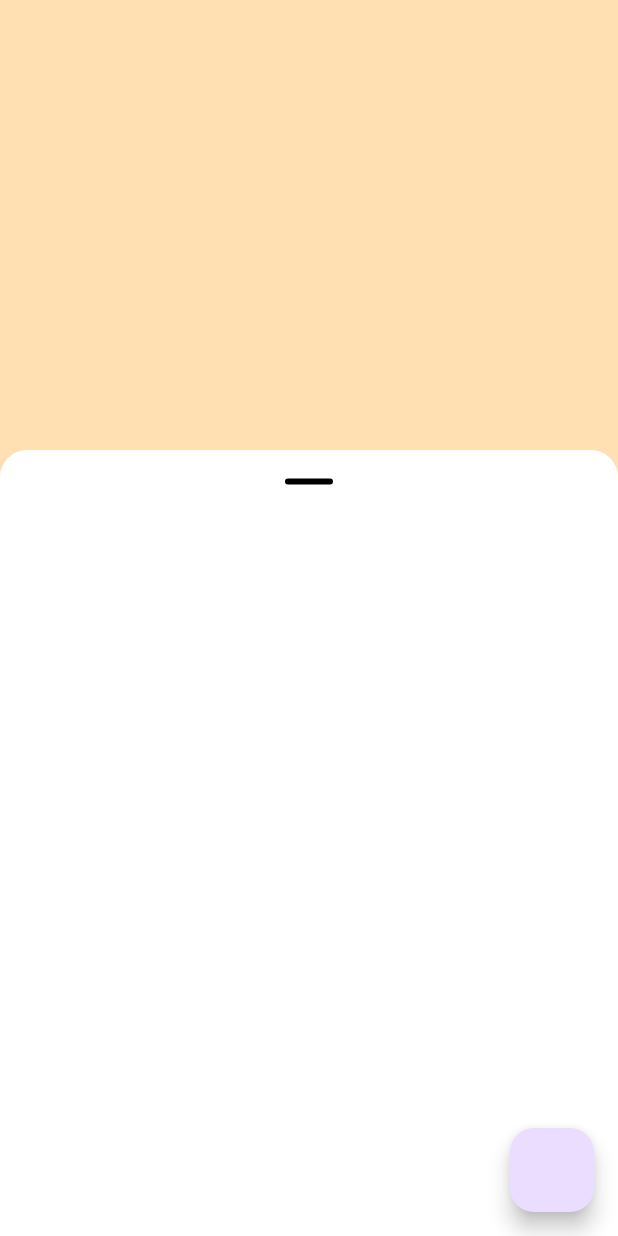
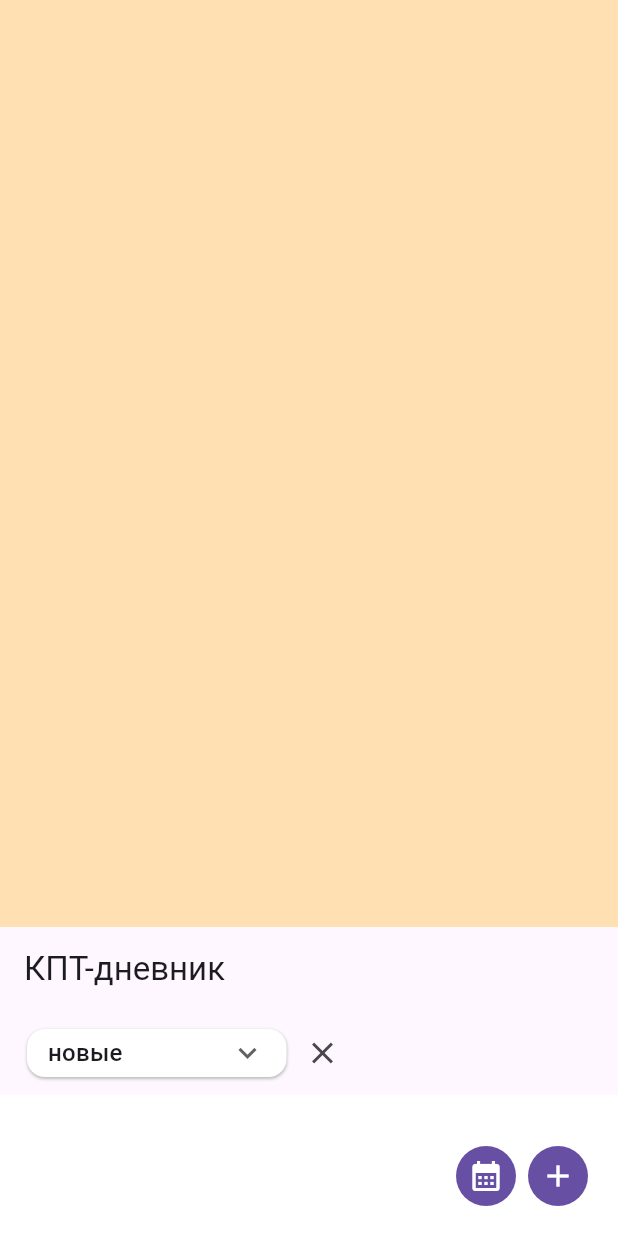
Before and after one commit to kabakov-vladislav-zg/cbt_flutter, a Flutter app: the screen it shows after launch, on a phone screen of 412 x 824 dp. Run offline on Flutter 3.47's test engine with Material 3 defaults, Android fonts, the phone set to English and light mode, and no system bars; our stand-ins replace easy_debounce, equatable, flutter_bloc, gap, get_it, go_router and 4 more; missing offline and left inert: control_style; accounts and stored records are empty; generated files the repository leaves out were written again.

Commit message:
feat: CbtNotesOverview filter

```diff
--- /dev/null
+++ b/lib/core/common/layouts/exercise_overview_layout.dart
@@ -0,0 +1,80 @@
+import 'package:flutter/material.dart';
+
+class ExerciseOverviewLayout extends StatefulWidget {
+  const ExerciseOverviewLayout({
+    super.key,
+    required this.onboarding,
+    this.slivers = const <Widget>[],
+  });
+
+  final Widget onboarding;
+
+  final List<Widget> slivers;
+
+  @override
+  State<ExerciseOverviewLayout> createState() => _ExerciseOverviewLayoutState();
+}
+
+class _ExerciseOverviewLayoutState extends State<ExerciseOverviewLayout> {
+
+  late final DraggableScrollableController _draggableScrollableController;
+
+  @override
+  void initState() {
+    _draggableScrollableController = DraggableScrollableController();
+    _draggableScrollableController.addListener(() {
+      if (_draggableScrollableController.size == 1) {
+        print('1');
+      }
+    });
+    super.initState();
+  }
+
+  @override
+  void dispose() {
+    _draggableScrollableController.dispose();
+    super.dispose();
+  }
+
+  double get _minChildSize => 0.25;
+
+  @override
+  Widget build(BuildContext context) {
+    return Stack(
+      children: [
+        Container(
+          height: double.infinity,
+          color: Colors.orange.shade100,
+          child: SafeArea(child: widget.onboarding)
+        ),
+        DraggableScrollableSheet(
+          initialChildSize: _minChildSize,
+          minChildSize: _minChildSize,
+          maxChildSize: 1,
+          snap: true,
+          controller: _draggableScrollableController,
+          builder: (context, scrollController) {
+            return Container(
+              decoration: const BoxDecoration(
+                color: Colors.white,
+                borderRadius: BorderRadius.vertical(top: Radius.circular(18)),
+              ),
+              child: Column(
+                children: [
+                  Expanded(
+                    child: SafeArea(
+                      child: CustomScrollView(
+                        controller: scrollController,
+                        slivers: widget.slivers,
+                      ),
+                    ),
+                  ),
+                ],
+              ),
+            );
+          },
+        ),
+      ]
+    );
+  }
+}
--- a/lib/core/entities/cbt_notes_filter.dart
+++ b/lib/core/entities/cbt_notes_filter.dart
@@ -19,12 +19,12 @@ class CbtNotesFilter extends Equatable {
   final String? corruption;
 
   CbtNotesFilter copyWithGetter({
-    ValueGetter<String>? uuid,
-    ValueGetter<bool>? isCompleted,
-    ValueGetter<DateTime>? dateFrom,
-    ValueGetter<DateTime>? dateTo,
-    ValueGetter<String>? emotion,
-    ValueGetter<String>? corruption,
+    ValueGetter<String?>? uuid,
+    ValueGetter<bool?>? isCompleted,
+    ValueGetter<DateTime?>? dateFrom,
+    ValueGetter<DateTime?>? dateTo,
+    ValueGetter<String?>? emotion,
+    ValueGetter<String?>? corruption,
   }) {
     return CbtNotesFilter(
       uuid: uuid != null ? uuid() : this.uuid,
--- a/lib/src/cbt_notes/presentation/cbt_notes_overview/bloc/cbt_notes_overview_cubit.dart
+++ b/lib/src/cbt_notes/presentation/cbt_notes_overview/bloc/cbt_notes_overview_cubit.dart
@@ -76,7 +76,7 @@ class CbtNotesOverviewCubit extends Cubit<CbtNotesOverviewState> {
   }
 
   Future<void> setFilter({
-    ValueGetter<bool>? isCompleted,
+    ValueGetter<bool?>? isCompleted,
     ValueGetter<String>? emotion,
     ValueGetter<String>? corruption,
   }) async {
--- a/lib/src/cbt_notes/presentation/cbt_notes_overview/views/cbt_notes_overview_page.dart
+++ b/lib/src/cbt_notes/presentation/cbt_notes_overview/views/cbt_notes_overview_page.dart
@@ -1,11 +1,11 @@
+import 'package:cbt_flutter/core/common/layouts/exercise_overview_layout.dart';
 import 'package:cbt_flutter/core/di/sl.dart';
 import 'package:flutter/material.dart';
 import 'package:flutter_bloc/flutter_bloc.dart';
 import 'package:go_router/go_router.dart';
-import 'package:ui/ui.dart';
 
 import '../bloc/cbt_notes_overview_cubit.dart';
-import '../widgets/cbt_notes_filter.dart';
+import '../widgets/cbt_notes_filter_list.dart';
 import '../widgets/sliver_cbt_notes_overview.dart';
 import '../../cbt_note_edit/views/cbt_note_edit_page.dart';
 
@@ -17,9 +17,8 @@ class CbtNotesOverviewPage extends StatelessWidget {
   @override
   Widget build(BuildContext context) {
     return BlocProvider(
-      create: (context)
-        => getIt.get<CbtNotesOverviewCubit>()
-          ..subscriptionRequested(),
+      create: (context) =>
+          getIt.get<CbtNotesOverviewCubit>()..subscriptionRequested(),
       child: const CbtNotesOverview(),
     );
   }
@@ -35,29 +34,67 @@ class CbtNotesOverview extends StatefulWidget {
 class _CbtNotesOverviewState extends State<CbtNotesOverview> {
   void _addCbtNote() async {
     final router = GoRouter.of(context);
-    final cbtNote = await context
-      .read<CbtNotesOverviewCubit>()
-      .addNote();
+    final cbtNote = await context.read<CbtNotesOverviewCubit>().addNote();
     router.goNamed(
       CbtNoteEditPage.routeName,
       extra: cbtNote,
     );
   }
 
+  void _toggleFilterType(FilterType filterType) async {
+    await context
+      .read<CbtNotesOverviewCubit>()
+      .setFilterType(filterType);
+  }
+
   @override
   Widget build(BuildContext context) {
+    return BlocSelector<CbtNotesOverviewCubit, CbtNotesOverviewState, FilterType>(
+      selector: (state) => state.filterType,
+      builder: (context, filterType) {
+        FilterType nextFilterType;
+        IconData icon;
+        switch (filterType) {
+          case FilterType.calendar:
+            nextFilterType = FilterType.list;
+            icon = Icons.list;
+            break;
+          default:
+            nextFilterType = FilterType.calendar;
+            icon = Icons.calendar_month;
+        }
         return Scaffold(
-      backgroundColor: Colors.orange.shade100,
-      body: const UIDraggableScrollableSheet(
-        height: 300,
-        heading: CbtNotesFilter(),
-        slivers: [
+          body: ExerciseOverviewLayout(
+            onboarding: Container(),
+            slivers: const [
+              SliverAppBar(
+                title: Text('КПТ-дневник'),
+              ),
+              CbtNotesFilterList(),
               SliverCbtNotesOverview(),
             ],
           ),
-      floatingActionButton: FloatingActionButton(
+          floatingActionButtonLocation:
+            FloatingActionButtonLocation.centerFloat,
+          floatingActionButton: Padding(
+            padding: const EdgeInsets.symmetric(horizontal: 16),
+            child: Row(
+              mainAxisAlignment: MainAxisAlignment.end,
+              children: [
+                IconButton.filled(
+                  icon: Icon(icon),
+                  onPressed: ()
+                    => _toggleFilterType(nextFilterType),
+                ),
+                IconButton.filled(
+                  icon: const Icon(Icons.add),
                   onPressed: _addCbtNote,
                 ),
+              ],
+            ),
+          ),
+        );
+      },
     );
   }
 }
--- a/lib/src/cbt_notes/presentation/cbt_notes_overview/widgets/cbt_notes_filter.dart
+++ /dev/null
@@ -1,11 +0,0 @@
-import 'package:flutter/widgets.dart';
-
-class CbtNotesFilter extends StatelessWidget {
-  const CbtNotesFilter({super.key});
-  @override
-  Widget build(BuildContext context) {
-    return Container(
-      height: 200,
-    );
-  }
-}
--- /dev/null
+++ b/lib/src/cbt_notes/presentation/cbt_notes_overview/widgets/cbt_notes_filter_list.dart
@@ -0,0 +1,52 @@
+import 'package:cbt_flutter/core/entities/cbt_notes_filter.dart';
+import 'package:flutter/material.dart';
+import 'package:flutter_bloc/flutter_bloc.dart';
+import 'package:ui/ui.dart';
+
+import '../bloc/cbt_notes_overview_cubit.dart';
+
+class CbtNotesFilterList extends StatelessWidget {
+  const CbtNotesFilterList({super.key});
+
+  @override
+  Widget build(BuildContext context) {
+    return SliverAppBar(
+      automaticallyImplyLeading: false,
+      floating: true,
+      flexibleSpace: FlexibleSpaceBar(
+        background: Container(
+          padding: const EdgeInsets.symmetric(horizontal: 18),
+          child: ListView(scrollDirection: Axis.horizontal, children: [
+            Center(
+              child: BlocSelector<CbtNotesOverviewCubit, CbtNotesOverviewState, CbtNotesFilter>(
+                selector: (state) => state.listFilter,
+                builder: (context, filter) {
+                  return Wrap(
+                    crossAxisAlignment: WrapCrossAlignment.center,
+                    spacing: 16,
+                    children: [
+                      UIDropdownButton<bool>(
+                        value: filter.isCompleted,
+                        clearable: true,
+                        hintText: 'статус',
+                        items: const [
+                          (false, 'новые'),
+                          (true, 'проработанные'),
+                        ],
+                        onChanged: (bool? value) {
+                          context
+                            .read<CbtNotesOverviewCubit>()
+                            .setFilter(isCompleted: () => value);
+                        },
+                      )
+                    ],
+                  );
+                },
+              ),
+            ),
+          ]),
+        ),
+      ),
+    );
+  }
+}
--- a/packages/ui/lib/src/ui_draggable_scrollable_sheet.dart
+++ /dev/null
@@ -1,121 +0,0 @@
-import 'package:flutter/material.dart';
-
-class UIDraggableScrollableSheet extends StatefulWidget {
-  const UIDraggableScrollableSheet({
-    super.key,
-    this.height = 300,
-    this.heading,
-    this.slivers = const <Widget>[],
-  });
-
-  final double height;
-
-  final Widget? heading;
-
-  final List<Widget> slivers;
-
-  @override
-  State<UIDraggableScrollableSheet> createState() => _UIDraggableScrollableSheetState();
-}
-
-class _UIDraggableScrollableSheetState extends State<UIDraggableScrollableSheet> {
-
-  late final DraggableScrollableController _draggableScrollableController;
-
-  @override
-  void initState() {
-    _draggableScrollableController = DraggableScrollableController();
-    super.initState();
-  }
-
-  @override
-  void dispose() {
-    _draggableScrollableController.dispose();
-    super.dispose();
-  }
-
-  void _onVerticalDragUpdate(DragUpdateDetails details) {
-    double sheetPosition = _draggableScrollableController.size;
-    sheetPosition -= details.delta.dy / 800;
-    if (sheetPosition < 0.25) {
-      sheetPosition = 0.25;
-    }
-    if (sheetPosition > 1.0) {
-      sheetPosition = 1.0;
-    }
-    _draggableScrollableController.jumpTo(sheetPosition);
-  }
-
-  @override
-  Widget build(BuildContext context) {
-    final minChildSize = 1 - widget.height / MediaQuery.of(context).size.height;
-
-    return SafeArea(
-      child: Stack(
-        children: [
-          SizedBox(
-            height: widget.height,
-            child: widget.heading,
-          ),
-          DraggableScrollableSheet(
-            initialChildSize: minChildSize,
-            minChildSize: minChildSize,
-            maxChildSize: 1,
-            controller: _draggableScrollableController,
-            builder: (context, scrollController) {
-              return Container(
-                decoration: const BoxDecoration(
-                  color: Colors.white,
-                  borderRadius: BorderRadius.vertical(top: Radius.circular(18)),
-                ),
-                child: Column(
-                  children: [
-                    _Grabber(
-                      onVerticalDragUpdate: _onVerticalDragUpdate,
-                    ),
-                    Expanded(
-                      child: CustomScrollView(
-                        controller: scrollController,
-                        slivers: widget.slivers,
-                      ),
-                    ),
-                  ],
-                ),
-              );
-            },
-          ),
-        ]
-      ),
-    );
-  }
-}
-
-class _Grabber extends StatelessWidget {
-  const _Grabber({
-    required this.onVerticalDragUpdate,
-  });
-
-  final ValueChanged<DragUpdateDetails> onVerticalDragUpdate;
-
-  @override
-  Widget build(BuildContext context) {
-    return GestureDetector(
-      onVerticalDragUpdate: onVerticalDragUpdate,
-      child: Container(
-        width: double.infinity,
-        color: Colors.transparent,
-        height: 42,
-        child: Center(
-          child: Container(
-            width: 32.0,
-            height: 4.0,
-            decoration: BoxDecoration(
-              color: Colors.black,
-              borderRadius: BorderRadius.circular(8.0),
-            ),
-          ),
-        ),
-      ),
-    );
-  }
-}
--- /dev/null
+++ b/packages/ui/lib/src/ui_dropdown_button.dart
@@ -0,0 +1,84 @@
+import 'package:flutter/material.dart';
+
+class UIDropdownButton<T> extends StatefulWidget {
+  const UIDropdownButton({
+    super.key,
+    this.value,
+    this.onChanged,
+    this.onTap,
+    this.hintText,
+    this.clearable = false,
+    this.items = const [],
+  });
+
+  final T? value;
+  final ValueChanged<T?>? onChanged;
+  final VoidCallback? onTap;
+  final bool clearable;
+  final String? hintText;
+  final List<(T?, String)> items;
+
+  @override
+  State<UIDropdownButton<T>> createState() => _UIDropdownButtonState<T>();
+}
+
+class _UIDropdownButtonState<T> extends State<UIDropdownButton<T>> {
+
+  @override
+  Widget build(BuildContext context) {
+    Widget result = DropdownButton<T>(
+      value: widget.value,
+      underline: const SizedBox(),
+      isDense: true,
+      padding: const EdgeInsets.symmetric(horizontal: 14, vertical: 4),
+      borderRadius: const BorderRadius.all(Radius.circular(12)),
+      icon: widget.onTap != null
+        ? const SizedBox()
+        : const Icon(Icons.keyboard_arrow_down),
+      onChanged: widget.onChanged,
+      hint: widget.hintText != null
+        ? Text(widget.hintText!)
+        : null,
+      items: [
+        for (final item in widget.items)
+          DropdownMenuItem(
+            value: item.$1,
+            child: Text(item.$2),
+          ),
+      ],
+    );
+    if (widget.onTap != null) {
+      result = GestureDetector(
+        onTap: widget.onTap,
+        child: AbsorbPointer(
+          child: result,
+        ),
+      );
+    }
+    return Row(
+      crossAxisAlignment: CrossAxisAlignment.center,
+      children: [
+        Container(
+          decoration: BoxDecoration(
+            borderRadius: const BorderRadius.all(Radius.circular(12)),
+            color: Colors.white,
+            boxShadow: [
+              BoxShadow(
+                color: Colors.grey.shade400,
+                blurRadius: 1,
+                offset: const Offset(0, 1.0),
+              ),
+            ]
+          ),
+          child: result,
+        ),
+        if (widget.clearable && widget.value != null)
+          IconButton(
+            icon: const Icon(Icons.clear),
+            onPressed: () => widget.onChanged?.call(null),
+          ),
+      ],
+    );
+  }
+
+}
--- a/packages/ui/lib/ui.dart
+++ b/packages/ui/lib/ui.dart
@@ -3,4 +3,4 @@ library ui;
 export 'src/ui_text_field.dart';
 export 'src/ui_slider.dart';
 export 'src/ui_card.dart';
-export 'src/ui_draggable_scrollable_sheet.dart';
+export 'src/ui_dropdown_button.dart';
```
Lines whose indentation alone changed are shown as unchanged.
